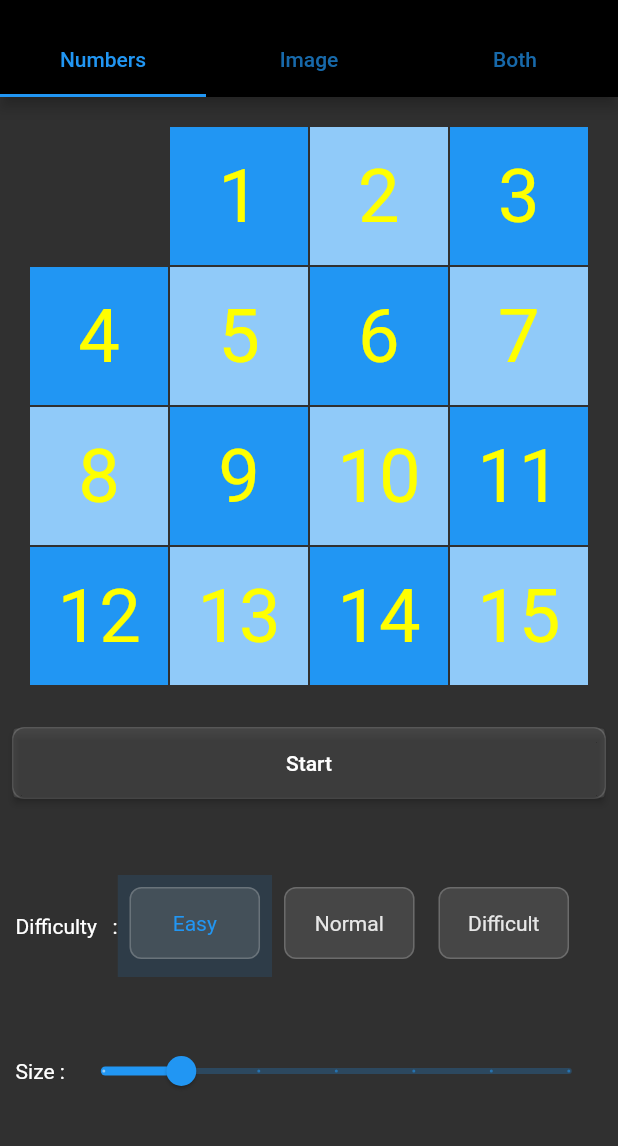
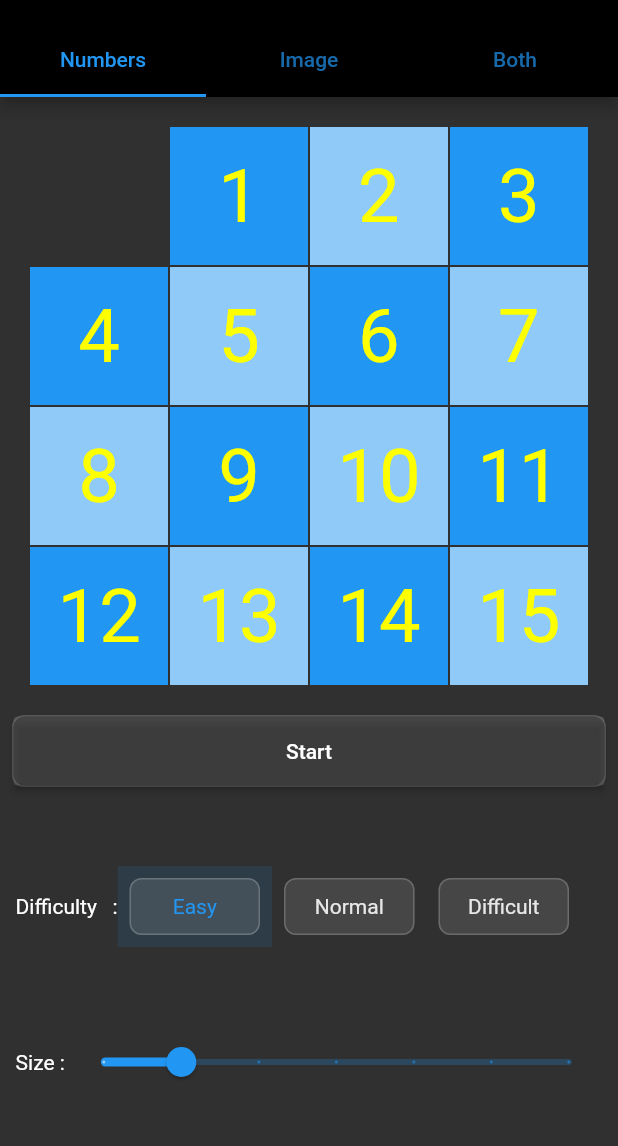
Before and after one commit to Totoryco/AMSE_TP_2, a Flutter app: the screen it shows after launch, on a phone screen of 412 x 824 dp, the part 59-1205 px from its top. Run offline on Flutter 3.47's test engine with Material 2 defaults, Android fonts, the phone set to English and light mode, and no system bars.

Commit message:
Add files via upload

```diff
--- a/taquin/lib/main.dart
+++ b/taquin/lib/main.dart
@@ -78,10 +78,8 @@ class _HomeScreenState extends State<HomeScreen> {
                           child : Row(children: [
                             Text('   Difficulty   :'),
                             ToggleButtons(children: [
-                              Padding(
-                                padding: EdgeInsets.only(bottom: 4),
-                                child: SizedBox(
-                                  height: 64,
+                              SizedBox(
+                                  height: 54,
                                   width: MediaQuery.of(context).size.width/4,
                                   child: Container(
                                     margin: EdgeInsets.all(8),
@@ -92,12 +90,9 @@ class _HomeScreenState extends State<HomeScreen> {
                                     ),
                                   child: Center(child: Text('Easy')),
                                     )
-                                  )
                                 ),
-                              Padding(
-                                padding: EdgeInsets.only(bottom: 4),
-                                child: SizedBox(
-                                  height: 64,
+                              SizedBox(
+                                  height: 54,
                                   width: MediaQuery.of(context).size.width/4,
                                   child: Container(
                                     margin: EdgeInsets.all(8),
@@ -108,12 +103,9 @@ class _HomeScreenState extends State<HomeScreen> {
                                     ),
                                   child: Center(child: Text('Normal')),
                                     )
-                                  )
-                                ),
-                              Padding(
-                                padding: EdgeInsets.only(bottom: 4),
-                                child: SizedBox(
-                                  height: 64,
+                                  ),
+                              SizedBox(
+                                  height: 54,
                                   width: MediaQuery.of(context).size.width/4,
                                   child: Container(
                                     margin: EdgeInsets.all(8),
@@ -124,7 +116,6 @@ class _HomeScreenState extends State<HomeScreen> {
                                     ),
                                   child: Center(child: Text('Difficult')),
                                     )
-                                  )
                                 ),
                               ],
                               renderBorder: false,
@@ -146,8 +137,7 @@ class _HomeScreenState extends State<HomeScreen> {
                         ),
                         Visibility(
                           visible: !gameStarted,
-                          child : Padding(padding: EdgeInsets.only(bottom: 8.0),
-                              child: Row(children: [
+                          child : Row(children: [
                                 Text('   Size :'),
                                 Container(width: MediaQuery.of(context).size.width - 50, child: Slider(
                                   value: _currentSliderValue,
@@ -164,17 +154,16 @@ class _HomeScreenState extends State<HomeScreen> {
                                 )
                                 )
                             ],)
-                          )
                         ),
                         Visibility(
                           visible: gameStarted,
                           child : Padding(
                             padding: EdgeInsets.only(bottom: 4),
                             child: SizedBox(
-                              height: 64,
+                              height: 44,
                               width: double.infinity,
                               child: Container(
-                                margin: EdgeInsets.all(8),
+                                margin: EdgeInsets.only(bottom: 8, left: 8, right: 8),
                                 decoration: BoxDecoration(
                                 border: Border.all(color: Colors.white.withOpacity(0.2)),
                                 borderRadius: BorderRadius.circular(8)
--- a/taquin/lib/tiles.dart
+++ b/taquin/lib/tiles.dart
@@ -161,13 +161,11 @@ class _GameboardState extends State<Gameboard> {
             }
           },
         ),
-        Padding(
-          padding: EdgeInsets.only(bottom: 4),
-          child: SizedBox(
-            height: 64,
+        SizedBox(
+            height: 48,
             width: double.infinity,
             child: Container(
-              margin: EdgeInsets.all(8),
+              margin: EdgeInsets.only(left: 8, right: 8),
               decoration: BoxDecoration(
               border: Border.all(color: Colors.white.withOpacity(0.2)),
               borderRadius: BorderRadius.circular(8)
@@ -181,14 +179,13 @@ class _GameboardState extends State<Gameboard> {
                 }
               )
             )
-          )
         ),
         Visibility(
           visible: gameStarted,
           child : Padding(padding: EdgeInsets.only(bottom: 8.0),
             child: Row(children: [
               Text('   Number of moves :  ${movesDone.length}'),
-              Padding(child: Text('Go back:'), padding: EdgeInsets.only(left: 100)),
+              Padding(child: Text('Go back:'), padding: EdgeInsets.only(left: 70)),
               IconButton(
                 icon: Icon(Icons.settings_backup_restore),
                 onPressed: (){
```
